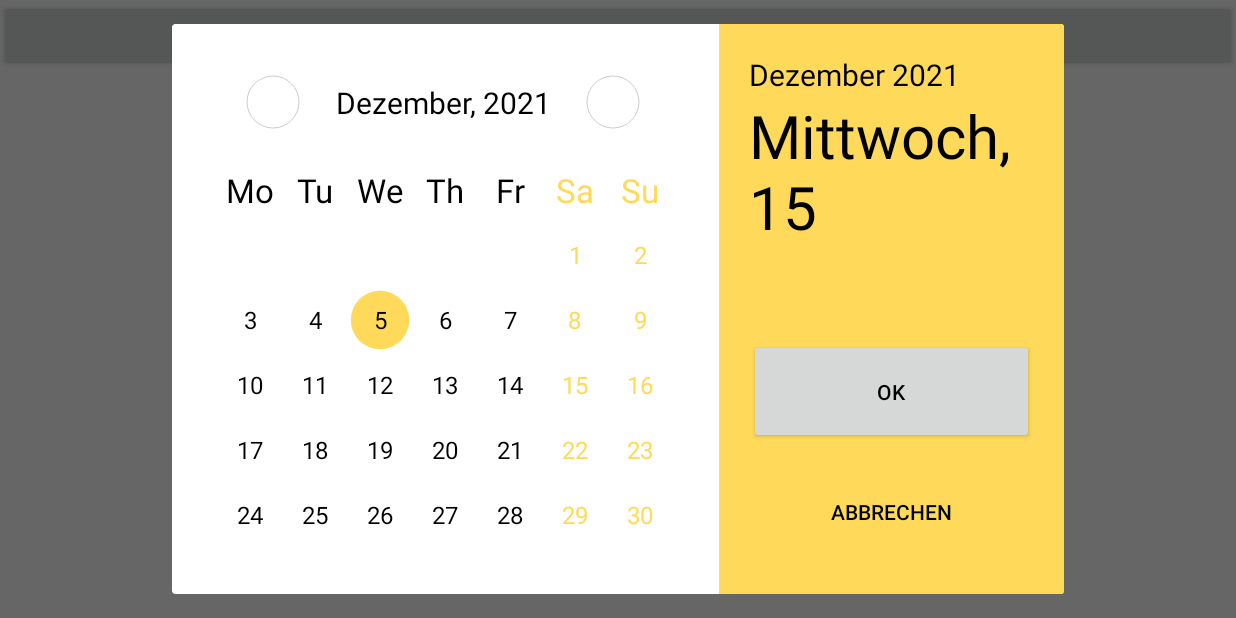
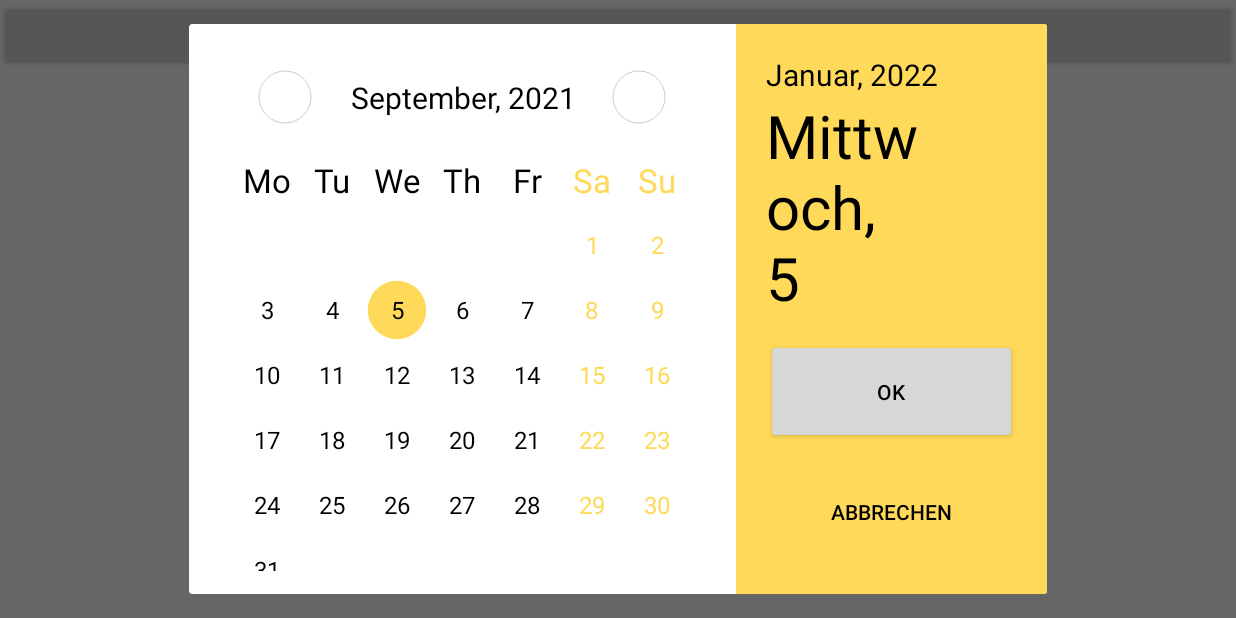
Before and after one commit to Matantsew/ComposeTest, an Android app built with Jetpack Compose: the screen it shows after launch (MainActivity), after a tap on "TEST DATE PICKER", on a phone screen of 824 x 412 dp (held sideways). Run offline under Robolectric (Android 15) with nearby library versions, the phone set to English and light mode, and no system bars.

Commit message:
CustomDatePicker edit 9

```diff
--- a/app/src/main/java/com/example/comptest/CustomDatePickerDialog.kt
+++ b/app/src/main/java/com/example/comptest/CustomDatePickerDialog.kt
@@ -2,16 +2,15 @@
 
 import android.app.AlertDialog
 import android.app.DatePickerDialog
-import android.content.DialogInterface
 import android.os.Bundle
 import android.util.Log
 import android.view.View
 import androidx.fragment.app.Fragment
 import androidx.fragment.app.FragmentActivity
 import androidx.viewpager2.adapter.FragmentStateAdapter
-import androidx.viewpager2.widget.ViewPager2
 import com.example.comptest.databinding.DialogCustomDatePickerBinding
 import com.example.comptest.ui.MonthFragment
+import com.example.comptest.ui.MonthFragment.Companion.getNameOfMonth
 import java.text.SimpleDateFormat
 import java.util.*
 
@@ -32,7 +31,7 @@
         binding = DialogCustomDatePickerBinding.inflate(layoutInflater)
         setContentView(binding.root)
 
-        binding.monthsViewPager.adapter = CalendarViewPagerAdapter(fragmentActivity, calendar, listener)
+        binding.monthsViewPager.adapter = CalendarViewPagerAdapter(fragmentActivity, calendar, listener, binding)
         binding.monthsViewPager.setCurrentItem(600, false)
 
         binding.okButton.setOnClickListener(this)
@@ -68,7 +67,7 @@
         }
     }
 
-    class CalendarViewPagerAdapter(fragmentActivity: FragmentActivity, private val calendar: Calendar, private val listener: DatePickerDialog.OnDateSetListener?)
+    class CalendarViewPagerAdapter(fragmentActivity: FragmentActivity, private val calendar: Calendar, private val listener: DatePickerDialog.OnDateSetListener?, private val dialogCustomDatePickerBinding: DialogCustomDatePickerBinding)
         : FragmentStateAdapter(fragmentActivity), OnDateChangeListener {
 
         private val MIDDLE_OF_ALL_MONTHS = 600
@@ -151,10 +150,13 @@
             return setMonthCalendar
         }
 
-        override fun onChangeDate(fragmentWhereDateSelected: MonthFragment, changedYear: Int, changedMonth: Int, changedDayOfMonth: Int) {
+        override fun onChangeDate(fragmentWhereDateSelected: MonthFragment, changedYear: Int, changedMonth: Int, changedDayOfMonth: Int, selectedDayName: String) {
             selectedYear = changedYear
             selectedMonth = changedMonth
             selectedDayOfMonth = changedDayOfMonth
+
+            dialogCustomDatePickerBinding.textViewSelectedMonthYear.text = (getNameOfMonth(selectedMonth) + ", " + selectedYear)
+            dialogCustomDatePickerBinding.selectedDayNameDateTextView.text = ("$selectedDayName, $selectedDayOfMonth")
 
             if(this.fragmentWhereDateSelected != fragmentWhereDateSelected) {
                 this.fragmentWhereDateSelected?.invalidatePreviousSelectedDayButton()
--- a/app/src/main/java/com/example/comptest/OnDateChangeListener.kt
+++ b/app/src/main/java/com/example/comptest/OnDateChangeListener.kt
@@ -3,5 +3,5 @@
 import com.example.comptest.ui.MonthFragment
 
 interface OnDateChangeListener {
-    fun onChangeDate(fragmentWhereDateSelected: MonthFragment, changedYear: Int, changedMonth: Int, changedDayOfMonth: Int)
+    fun onChangeDate(fragmentWhereDateSelected: MonthFragment, changedYear: Int, changedMonth: Int, changedDayOfMonth: Int, selectedDayName: String)
 }
--- a/app/src/main/java/com/example/comptest/ui/MonthFragment.kt
+++ b/app/src/main/java/com/example/comptest/ui/MonthFragment.kt
@@ -38,7 +38,8 @@
             if(it + 1 == todayDayNumber)calendarDay.actualDate = true
             if(it + 1 == selectedDay){
                 calendarDay.dateSelected = true
-                onDateChangeListener?.onChangeDate(this, year, month, selectedDay)
+                val selectedDayName = getNameOfDay(dayOfWeekMonthStarts + selectedDay-1)
+                onDateChangeListener?.onChangeDate(this, year, month, selectedDay, selectedDayName)
             }
 
             calendarDay.setOnDaySelectListener(this)
@@ -49,7 +50,7 @@
         this.onDateChangeListener = onDateChangeListener
     }
 
-    private companion object{
+    companion object{
         private val calendarDays = arrayOf(
             R.id.w_1_d_1, R.id.w_1_d_2, R.id.w_1_d_3, R.id.w_1_d_4, R.id.w_1_d_5, R.id.w_1_d_6, R.id.w_1_d_7,
             R.id.w_2_d_1, R.id.w_2_d_2, R.id.w_2_d_3, R.id.w_2_d_4, R.id.w_2_d_5, R.id.w_2_d_6, R.id.w_2_d_7,
@@ -58,6 +59,39 @@
             R.id.w_5_d_1, R.id.w_5_d_2, R.id.w_5_d_3, R.id.w_5_d_4, R.id.w_5_d_5, R.id.w_5_d_6, R.id.w_5_d_7,
             R.id.w_6_d_1, R.id.w_6_d_2, R.id.w_6_d_3, R.id.w_6_d_4, R.id.w_6_d_5, R.id.w_6_d_6, R.id.w_6_d_7
         )
+
+        fun getNameOfMonth(index: Int): String {
+
+            return when(index){
+                0 -> "Januar"
+                1 -> "Februar"
+                2 -> "Marz"
+                3 -> "April"
+                4 -> "Mai"
+                5 -> "Juni"
+                6 -> "Juli"
+                7 -> "August"
+                8 -> "September"
+                9 -> "Oktober"
+                10 -> "November"
+                11 -> "Dezember"
+                else -> {""}
+            }
+        }
+
+        fun getNameOfDay(index: Int): String {
+
+            return when(index){
+                1,8,15,22,29,36 -> "Montag"
+                2,9,16,23,30,37 -> "Dienstag"
+                3,10,17,24,31,38 -> "Mittwoch"
+                4,11,18,25,32,39 -> "Donnerstag"
+                5,12,19,26,33 -> "Freitag"
+                6,13,20,27,34 -> "Samstag"
+                7,14,21,28,35 -> "Sonntag"
+                else -> {""}
+            }
+        }
     }
 
     fun invalidatePreviousSelectedDayButton(){
@@ -78,6 +112,7 @@
         invalidatePreviousSelectedDayButton()
 
         selectedDay = calendarSelectableDayButton.dateNumber
-        onDateChangeListener?.onChangeDate(this, year, month, selectedDay)
+        val selectedDayName = getNameOfDay(dayOfWeekMonthStarts + selectedDay-1)
+        onDateChangeListener?.onChangeDate(this, year, month, selectedDay, selectedDayName)
     }
 }
--- a/app/src/main/res/layout/dialog_custom_date_picker.xml
+++ b/app/src/main/res/layout/dialog_custom_date_picker.xml
@@ -15,10 +15,10 @@
         android:paddingEnd="15dp"
         android:layout_margin="15dp">
 
-        <LinearLayout
-            android:layout_width="wrap_content"
+        <androidx.constraintlayout.widget.ConstraintLayout
+            android:layout_width="match_parent"
             android:layout_height="wrap_content"
-            android:layout_margin="15dp"
+            android:layout_margin="12dp"
             android:gravity="center"
             android:orientation="horizontal">
 
@@ -27,24 +27,33 @@
                 android:layout_width="@dimen/custom_date_picker_button"
                 android:layout_height="@dimen/custom_date_picker_button"
                 android:layout_marginEnd="20dp"
+                app:layout_constraintStart_toStartOf="parent"
+                app:layout_constraintTop_toTopOf="parent"
                 app:imageRef="@drawable/ic_baseline_arrow_left_24"/>
 
             <TextView
                 android:id="@+id/text_view_month_year"
                 android:layout_width="wrap_content"
-                android:layout_height="wrap_content"
+                android:layout_height="match_parent"
                 android:textSize="20sp"
                 android:textColor="@color/black"
-                android:text="Dezember, 2021"/>
+                android:gravity="center"
+                app:layout_constraintTop_toTopOf="parent"
+                app:layout_constraintBottom_toBottomOf="parent"
+                app:layout_constraintStart_toEndOf="@+id/button_nav_left"
+                app:layout_constraintEnd_toStartOf="@+id/button_nav_right"
+                android:text="September, 2021"/>
 
             <com.example.comptest.ui.CalendarNavigationButton
                 android:id="@+id/button_nav_right"
                 android:layout_width="@dimen/custom_date_picker_button"
                 android:layout_height="@dimen/custom_date_picker_button"
                 android:layout_marginStart="20dp"
+                app:layout_constraintEnd_toEndOf="parent"
+                app:layout_constraintTop_toTopOf="parent"
                 app:imageRef="@drawable/ic_baseline_arrow_right_24"/>
 
-        </LinearLayout>
+        </androidx.constraintlayout.widget.ConstraintLayout>
 
         <LinearLayout
             android:layout_width="wrap_content"
@@ -131,22 +140,22 @@
         app:layout_constraintTop_toTopOf="parent">
 
         <TextView
-            android:id="@+id/month_year_text_view"
+            android:id="@+id/text_view_selected_month_year"
             android:layout_width="match_parent"
             android:layout_height="wrap_content"
             android:textSize="20sp"
             android:textColor="@color/black"
             android:text="Dezember 2021"
-            app:layout_constraintBottom_toTopOf="@+id/day_name_text" />
+            app:layout_constraintBottom_toTopOf="@+id/selected_day_name_date_text_view" />
 
         <TextView
-            android:id="@+id/day_name_text"
+            android:id="@+id/selected_day_name_date_text_view"
             android:layout_width="match_parent"
             android:layout_height="wrap_content"
             android:textSize="40sp"
             android:textColor="@color/black"
             android:text="Mittwoch, 15"
-            app:layout_constraintTop_toBottomOf="@+id/month_year_text_view"/>
+            app:layout_constraintTop_toBottomOf="@+id/text_view_selected_month_year"/>
 
     </androidx.constraintlayout.widget.ConstraintLayout>
 
```
